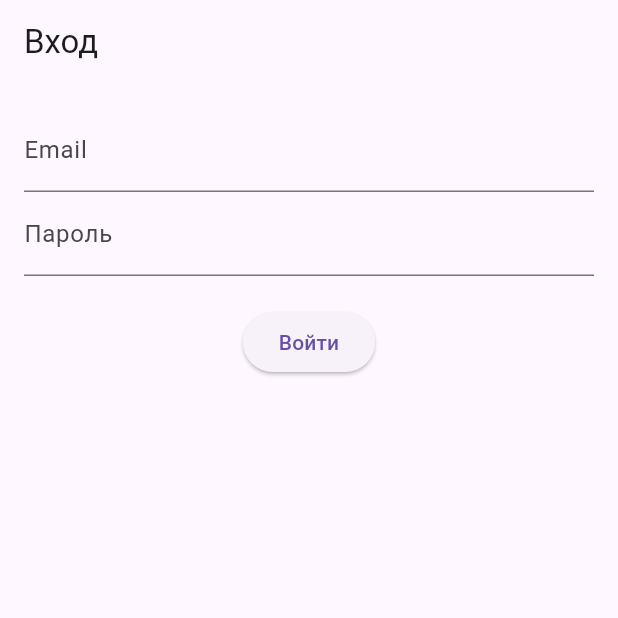
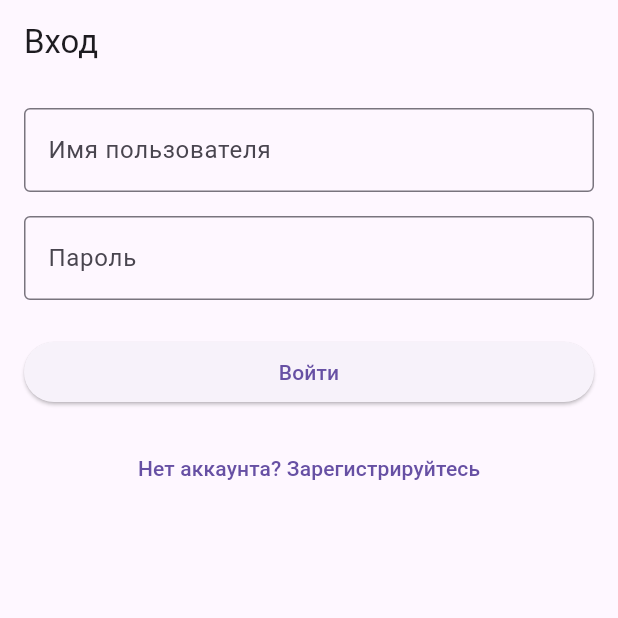
Before and after one commit to Demi-Play/request-mobile, a Flutter app: the screen it shows after launch, on a phone screen of 412 x 824 dp, the top half of it. Run offline on Flutter 3.47's test engine with Material 3 defaults, Android fonts, the light colour scheme and no system bars; our stand-ins replace dio, go_router, shared_preferences.

Commit message:
login successfull works

```diff
--- a/support_app/lib/main.dart
+++ b/support_app/lib/main.dart
@@ -1,17 +1,25 @@
 import 'package:flutter/material.dart';
 import 'screens/auth/login_screen.dart';
+import 'screens/auth/profile_screen.dart';
+import 'screens/auth/register_screen.dart';
 
 void main() {
   runApp(MyApp());
 }
 
 class MyApp extends StatelessWidget {
+  const MyApp({super.key});
+
   @override
   Widget build(BuildContext context) {
     return MaterialApp(
       title: 'Support App',
       theme: ThemeData(primarySwatch: Colors.blue),
-      home: LoginScreen(),
+      routes: {
+        '/': (context) => LoginScreen(),
+        '/register': (context) => RegisterScreen(),
+        '/profile': (context) => ProfileScreen(),
+      },
     );
   }
 }
--- a/support_app/lib/screens/auth/login_screen.dart
+++ b/support_app/lib/screens/auth/login_screen.dart
@@ -1,52 +1,100 @@
 import 'package:flutter/material.dart';
+import 'package:go_router/go_router.dart'; // Добавьте этот пакет
 import '../../services/api_service.dart';
+import '../../shared/storage/token_storage.dart'; // Для сохранения токена
 
 class LoginScreen extends StatefulWidget {
+  const LoginScreen({super.key});
+
   @override
   _LoginScreenState createState() => _LoginScreenState();
 }
 
 class _LoginScreenState extends State<LoginScreen> {
-  final _emailController = TextEditingController();
+  final _usernameController = TextEditingController();
   final _passwordController = TextEditingController();
   final ApiService _apiService = ApiService();
+  bool _isLoading = false;
 
   Future<void> _login() async {
+    if (_usernameController.text.isEmpty || _passwordController.text.isEmpty) {
+      ScaffoldMessenger.of(context).showSnackBar(
+        const SnackBar(content: Text('Заполните все поля')),
+      );
+      return;
+    }
+
+    setState(() => _isLoading = true);
+
     try {
-      final token = await _apiService.login(
-        _emailController.text,
+      final response = await _apiService.login(
+        _usernameController.text,
         _passwordController.text,
       );
-      print('Успешный вход! Токен: $token');
-      // Переход на главный экран
+
+      // Сохраняем токен
+      await TokenStorage.saveToken(response['token']);
+      await TokenStorage.saveUserId(response['user_id']);
+
+      // Перенаправляем на профиль
+      if (mounted) {
+        context.go('/profile'); // Используем go_router для навигации
+      }
     } catch (e) {
-      ScaffoldMessenger.of(context).showSnackBar(
-        SnackBar(content: Text('Ошибка: $e')),
-      );
+      if (mounted) {
+        ScaffoldMessenger.of(context).showSnackBar(
+          SnackBar(content: Text('Ошибка входа: ${e.toString()}')),
+        );
+      }
+    } finally {
+      if (mounted) {
+        setState(() => _isLoading = false);
+      }
     }
+  }
+
+  void _navigateToRegister() {
+    context.push('/register'); // Переход на экран регистрации
   }
 
   @override
   Widget build(BuildContext context) {
     return Scaffold(
-      appBar: AppBar(title: Text('Вход')),
+      appBar: AppBar(title: const Text('Вход')),
       body: Padding(
-        padding: EdgeInsets.all(16.0),
+        padding: const EdgeInsets.all(16.0),
         child: Column(
           children: [
             TextField(
-              controller: _emailController,
-              decoration: InputDecoration(labelText: 'Email'),
+              controller: _usernameController,
+              decoration: const InputDecoration(
+                labelText: 'Имя пользователя',
+                border: OutlineInputBorder(),
+              ),
             ),
+            const SizedBox(height: 16),
             TextField(
               controller: _passwordController,
               obscureText: true,
-              decoration: InputDecoration(labelText: 'Пароль'),
+              decoration: const InputDecoration(
+                labelText: 'Пароль',
+                border: OutlineInputBorder(),
+              ),
             ),
-            SizedBox(height: 20),
-            ElevatedButton(
-              onPressed: _login,
-              child: Text('Войти'),
+            const SizedBox(height: 24),
+            SizedBox(
+              width: double.infinity,
+              child: ElevatedButton(
+                onPressed: _isLoading ? null : _login,
+                child: _isLoading
+                    ? const CircularProgressIndicator()
+                    : const Text('Войти'),
+              ),
+            ),
+            const SizedBox(height: 16),
+            TextButton(
+              onPressed: _navigateToRegister,
+              child: const Text('Нет аккаунта? Зарегистрируйтесь'),
             ),
           ],
         ),
--- a/support_app/pubspec.yaml
+++ b/support_app/pubspec.yaml
@@ -32,6 +32,7 @@ dependencies:
     sdk: flutter
   dio: ^5.4.0
   http: ^1.1.0
+  provider: ^6.1.3
 
   # The following adds the Cupertino Icons font to your application.
   # Use with the CupertinoIcons class for iOS style icons.
```
Also changed, not shown: support_app/lib/screens/auth/profile_screen.dart (added, +77 -0 lines), support_app/lib/screens/auth/register_screen.dart (+61 -0 lines), support_app/lib/screens/auth/token_storage.dart (added, +32 -0 lines), support_app/lib/services/api_service.dart (+47 -13 lines), support_app/pubspec.lock, 8 other files.
